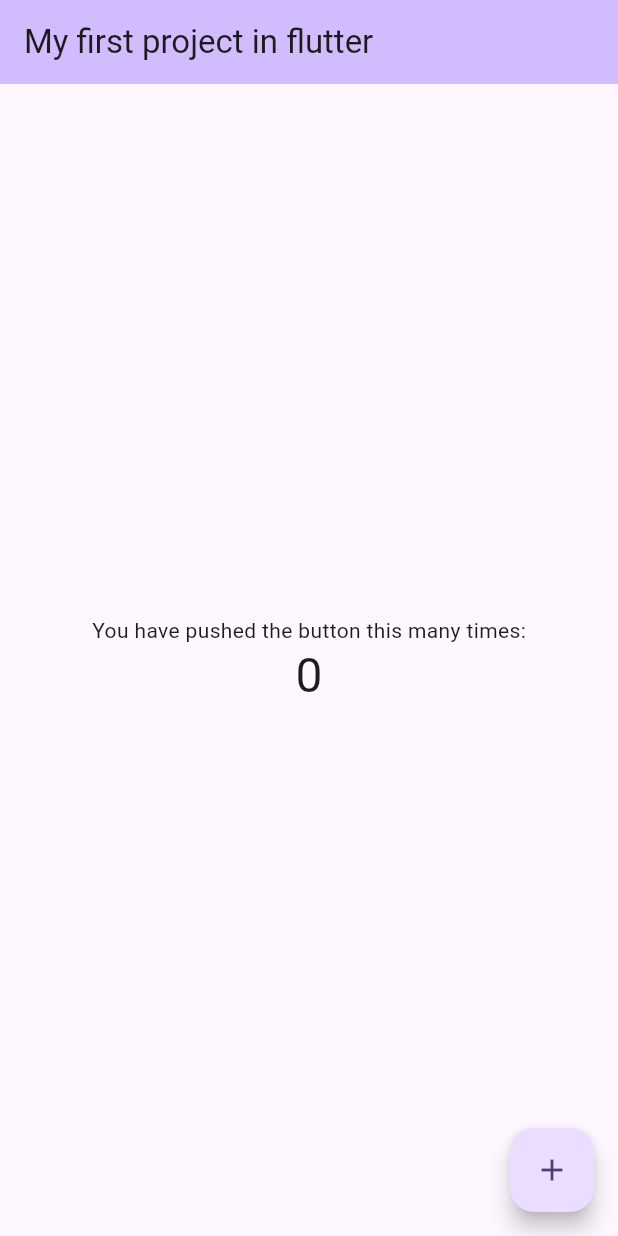
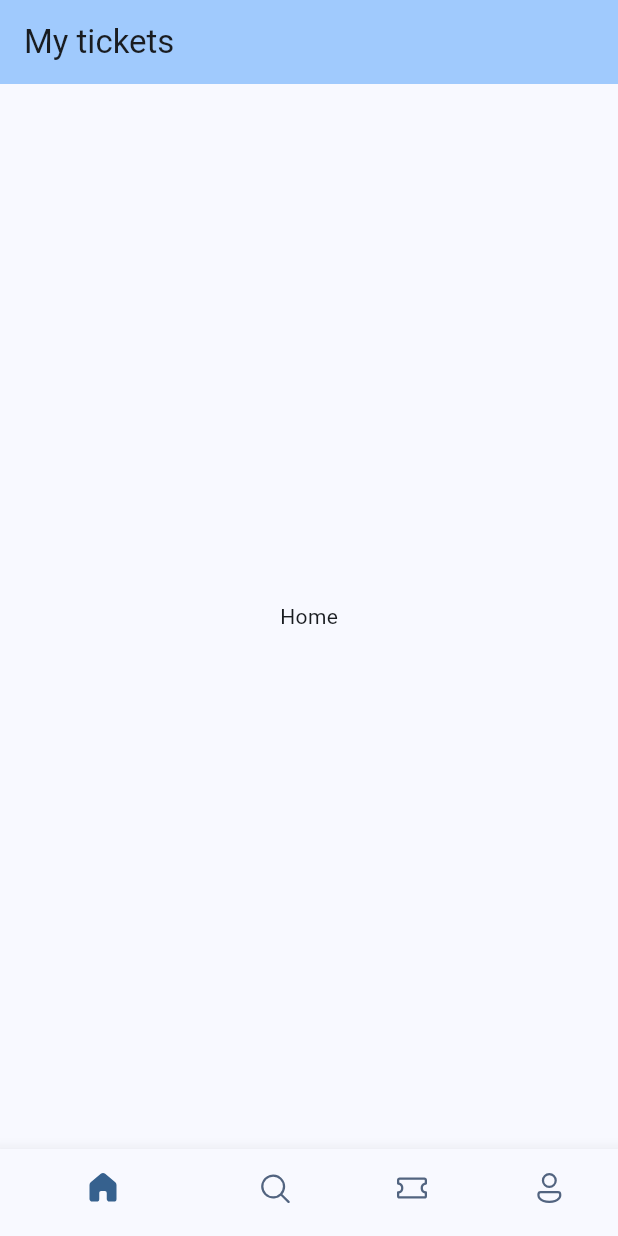
Before and after one commit to pedrovs3/flutter_study_app, a Flutter app: the screen it shows after launch, on a phone screen of 412 x 824 dp. Run offline on Flutter 3.47's test engine with Material 3 defaults, Android fonts, the phone set to English and light mode, and no system bars; our stand-ins replace fluentui_icons.

Commit message:
feat: make a functional bottom bar

```diff
--- a/lib/main.dart
+++ b/lib/main.dart
@@ -1,4 +1,5 @@
 import 'package:flutter/material.dart';
+import 'package:flutter_study_app/screens/bottom_bar.dart';
 
 void main() {
   runApp(const MyApp());
@@ -12,59 +13,11 @@ class MyApp extends StatelessWidget {
     return MaterialApp(
       title: 'First project Flutter',
       theme: ThemeData(
-        colorScheme: ColorScheme.fromSeed(seedColor: Colors.deepPurple),
+        colorScheme: ColorScheme.fromSeed(seedColor: Colors.blue),
         visualDensity: VisualDensity.adaptivePlatformDensity,
         useMaterial3: true,
       ),
-      home: const MyHomePage(title: 'My first project in flutter'),
+      home: const BottomBar(),
     );
   }
 }
-
-class MyHomePage extends StatefulWidget {
-  const MyHomePage({super.key, required this.title});
-
-  final String title;
-
-  @override
-  State<MyHomePage> createState() => _MyHomePageState();
-}
-
-class _MyHomePageState extends State<MyHomePage> {
-  int _counter = 0;
-
-  void _incrementCounter() {
-    setState(() {
-      _counter++;
-    });
-  }
-
-  @override
-  Widget build(BuildContext context) {
-    return Scaffold(
-      appBar: AppBar(
-        backgroundColor: Theme.of(context).colorScheme.inversePrimary,
-        title: Text(widget.title),
-      ),
-      body: Center(
-        child: Column(
-          mainAxisAlignment: MainAxisAlignment.center,
-          children: <Widget>[
-            const Text(
-              'You have pushed the button this many times:',
-            ),
-            Text(
-              '$_counter',
-              style: Theme.of(context).textTheme.headlineLarge,
-            ),
-          ],
-        ),
-      ),
-      floatingActionButton: FloatingActionButton(
-        onPressed: _incrementCounter,
-        tooltip: 'Increment',
-        child: const Icon(Icons.add),
-      ),
-    );
-  }
-}
--- /dev/null
+++ b/lib/screens/bottom_bar.dart
@@ -0,0 +1,66 @@
+import 'package:fluentui_icons/fluentui_icons.dart';
+import 'package:flutter/cupertino.dart';
+import 'package:flutter/material.dart';
+import 'package:flutter/widgets.dart';
+
+class BottomBar extends StatefulWidget {
+  const BottomBar({super.key});
+
+  @override
+  State<BottomBar> createState() => _BottomBarState();
+}
+
+class _BottomBarState extends State<BottomBar> {
+  int _selectedIndex = 0;
+
+  static final List<Widget> _widgetOptions = <Widget>[
+    const Text("Home"),
+    const Text("Search"),
+    const Text("Tickets"),
+    const Text("Account"),
+  ];
+
+  void _onItemSelected(int index) {
+    setState(() {
+      _selectedIndex = index;
+    });
+  }
+
+  @override
+  Widget build(BuildContext context) {
+    return Scaffold(
+      appBar: AppBar(
+        backgroundColor: Theme.of(context).colorScheme.inversePrimary,
+        title: const Text("My tickets"),
+      ),
+      body: Center(child: _widgetOptions[_selectedIndex]),
+      bottomNavigationBar: BottomNavigationBar(
+        onTap: _onItemSelected,
+        elevation: 10,
+        showSelectedLabels: false,
+        showUnselectedLabels: false,
+        selectedItemColor: Theme.of(context).colorScheme.primary,
+        unselectedItemColor: const Color(0xFF526480),
+        currentIndex: _selectedIndex,
+        items: const [
+          BottomNavigationBarItem(
+              icon: Icon(FluentSystemIcons.ic_fluent_home_regular),
+              activeIcon: Icon(FluentSystemIcons.ic_fluent_home_filled),
+              label: "Home"),
+          BottomNavigationBarItem(
+              icon: Icon(FluentSystemIcons.ic_fluent_search_regular),
+              activeIcon: Icon(FluentSystemIcons.ic_fluent_search_filled),
+              label: "Search"),
+          BottomNavigationBarItem(
+              icon: Icon(FluentSystemIcons.ic_fluent_ticket_regular),
+              activeIcon: Icon(FluentSystemIcons.ic_fluent_ticket_filled),
+              label: "Tickets"),
+          BottomNavigationBarItem(
+              icon: Icon(FluentSystemIcons.ic_fluent_person_regular),
+              activeIcon: Icon(FluentSystemIcons.ic_fluent_person_filled),
+              label: "Profile"),
+        ],
+      ),
+    );
+  }
+}
--- a/pubspec.yaml
+++ b/pubspec.yaml
@@ -35,6 +35,7 @@ dependencies:
   # The following adds the Cupertino Icons font to your application.
   # Use with the CupertinoIcons class for iOS style icons.
   cupertino_icons: ^1.0.6
+  fluentui_icons: ^1.0.0
 
 dev_dependencies:
   flutter_test:
```
Also changed, not shown: pubspec.lock.
